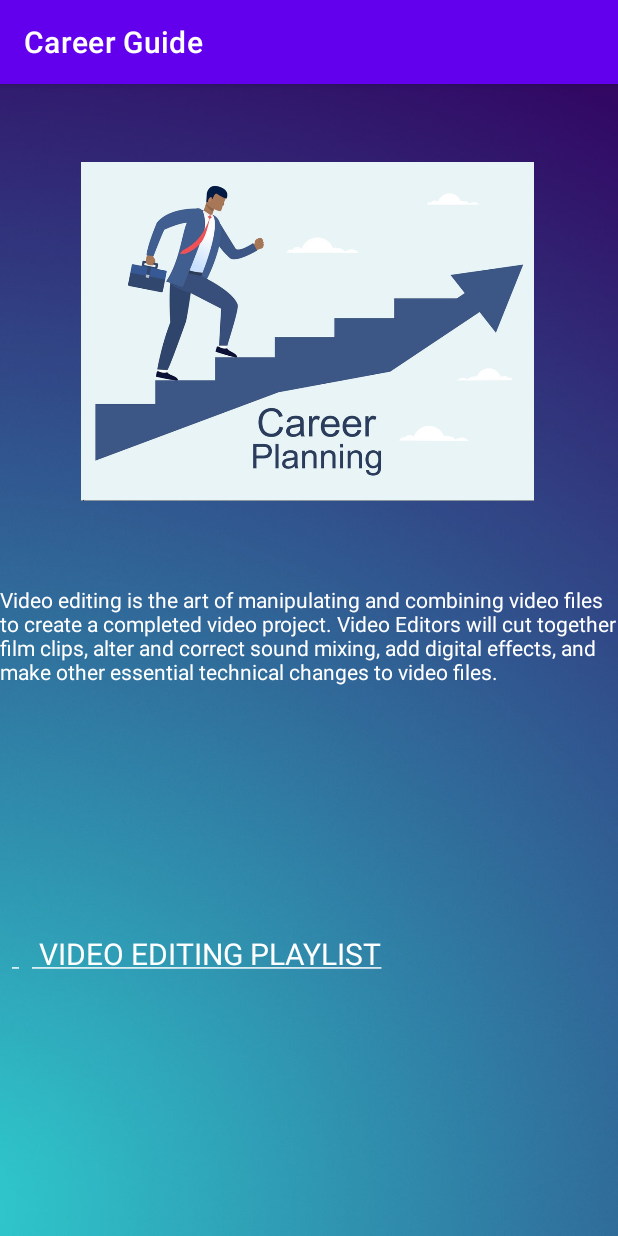
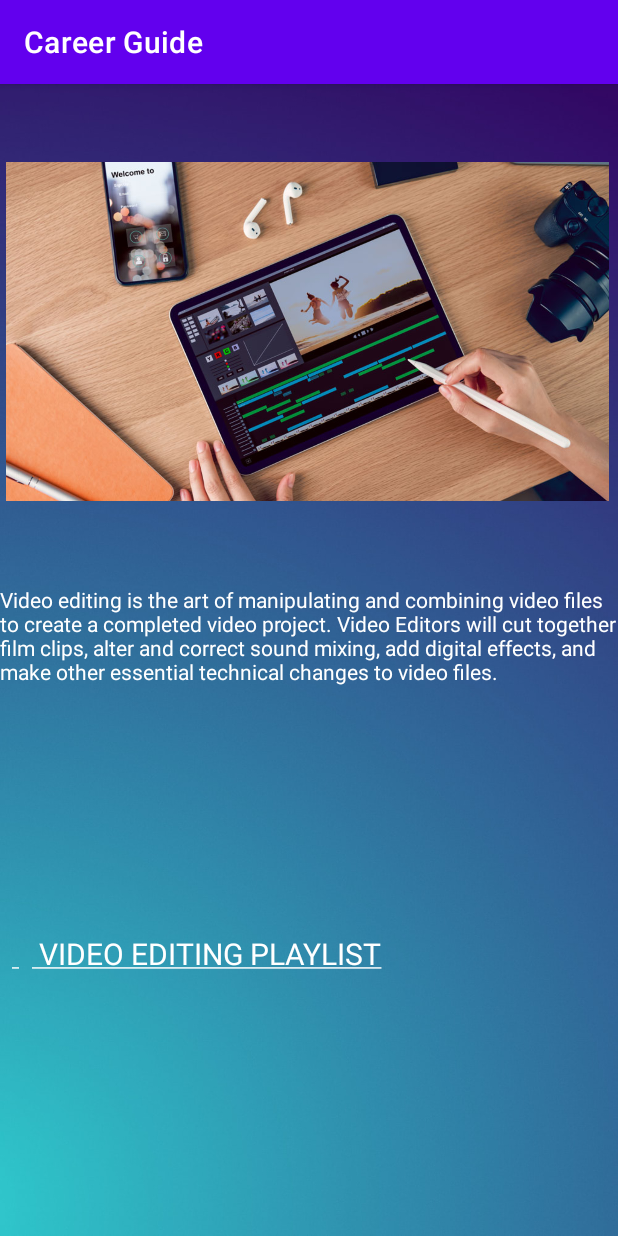
Before and after one commit to chamvamshi/career_Guide, an Android app: the VideoActivity screen opened directly, with no data from a screen before it, on a phone screen of 412 x 824 dp. Run offline under Robolectric (Android 15) with nearby library versions, the phone set to English and light mode, and no system bars.

Commit message:
changes made

```diff
--- a/app/src/main/res/layout/activity_affilate.xml
+++ b/app/src/main/res/layout/activity_affilate.xml
@@ -17,7 +17,7 @@
         app:layout_constraintHorizontal_bias="0.0"
         app:layout_constraintStart_toStartOf="parent"
         app:layout_constraintTop_toTopOf="parent"
-        app:srcCompat="@drawable/career" />
+        android:src="@drawable/affiliate"/>
 
     <ScrollView
         android:id="@+id/scrollView2"
--- a/app/src/main/res/layout/activity_video.xml
+++ b/app/src/main/res/layout/activity_video.xml
@@ -16,7 +16,7 @@
         app:layout_constraintHorizontal_bias="0.0"
         app:layout_constraintStart_toStartOf="parent"
         app:layout_constraintTop_toTopOf="parent"
-        app:srcCompat="@drawable/career" />
+        android:src="@drawable/videoedit"/>
 
     <ScrollView
         android:id="@+id/scrollView3"
```
Also changed, not shown: app/src/main/res/drawable/affiliate.jpg (added), app/src/main/res/drawable/videoedit.jpg (added).
